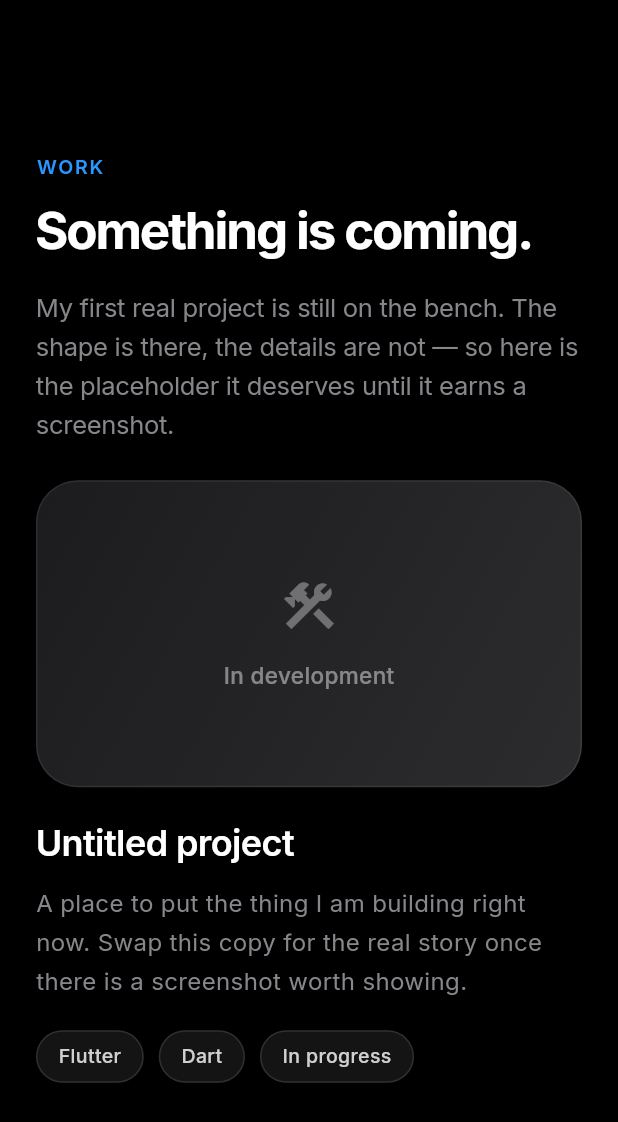
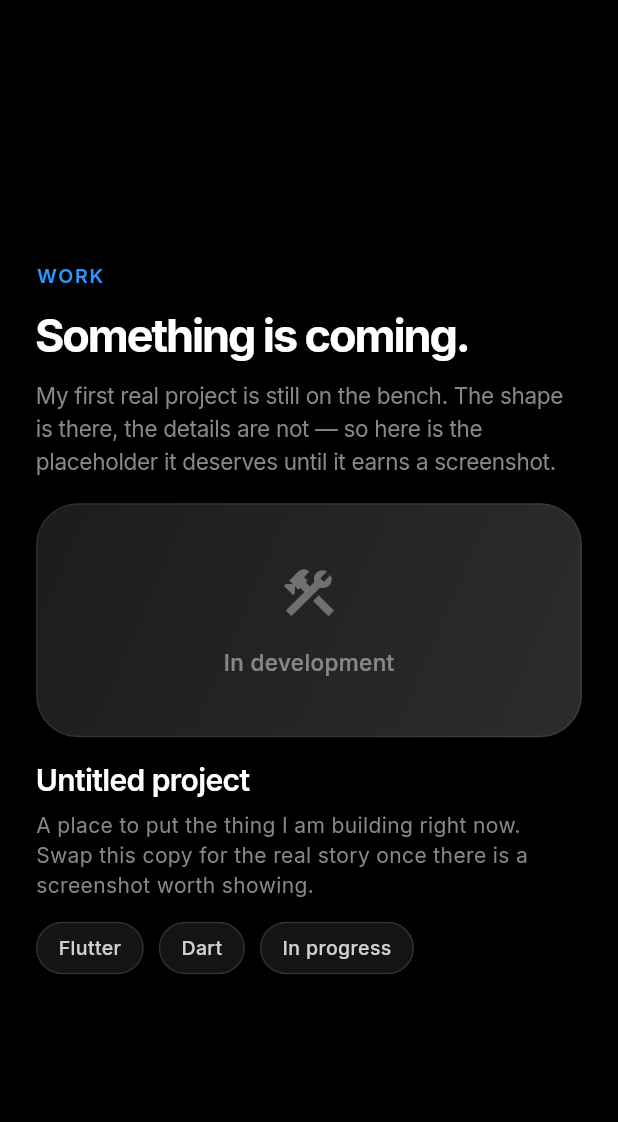
Before and after one commit to SamuelRosengarten/Portfolio, a Flutter app: the ProjectSection widget shown alone on an empty page, opened directly, on a phone screen of 412 x 824 dp. Shown: the top 1122 px of the screen. Run offline on Flutter 3.47's test engine with Material 3 defaults, Android fonts, the phone set to English and light mode, and no system bars; our stand-ins replace google_fonts, icons_plus; missing offline and left inert: fade_animation_delayed, particle_text.

Commit message:
Tighten mobile section spacing so content actually fits one screen
Measured (via headless widget tests, not just eyeballing) that Projects
and Contact's content genuinely exceeded the height available in the new
single-section mobile layout — Contact's four cards forced into one
stacked column alone pushed it ~250px past the screen. Confirmed by
rendering both to an offscreen image for review.

- Contact's card grid now goes to 2 columns much sooner (300px available
  width instead of 480), halving its stacked height on a phone.
- SectionShell's mobile vertical padding, SectionIntro's headline/subhead
  size, and Project's placeholder-box aspect ratio and copy sizing are all
  trimmed specifically for phone width, leaving desktop untouched.
- Hobbies' two halves get the same treatment but land short of a perfect
  fit — each packs a bio block plus either a tutoring card or a product
  carousel into half a phone screen, and closing the rest of the gap would
  mean cutting visible content rather than whitespace. Left with a bounded
  scroll allowance instead, encoded in the regression test rather than
  left as an unverified assumption.

```diff
--- a/portfolio/lib/pages/project_section.dart
+++ b/portfolio/lib/pages/project_section.dart
@@ -31,7 +31,7 @@ class ProjectSection extends StatelessWidget {
                 'deserves until it earns a screenshot.',
             dark: dark,
           ),
-          const SizedBox(height: 24),
+          SizedBox(height: MediaQuery.sizeOf(context).width < 600 ? 16 : 24),
           const _ProjectShowcase(),
         ],
       ),
@@ -50,12 +50,16 @@ class _ProjectShowcase extends StatelessWidget {
   @override
   Widget build(BuildContext context) {
     final palette = paletteOf(context);
+    final mobile = MediaQuery.sizeOf(context).width < 600;
     return Column(
       mainAxisSize: MainAxisSize.min,
       crossAxisAlignment: CrossAxisAlignment.start,
       children: [
         AspectRatio(
-          aspectRatio: 16 / 9,
+          // Flatter on phones: this box is pure decoration (an empty
+          // placeholder), not content, so it's the cheapest place to give
+          // height back on a screen short enough to need it.
+          aspectRatio: mobile ? 21 / 9 : 16 / 9,
           child: Container(
             width: double.infinity,
             decoration: BoxDecoration(
@@ -100,26 +104,30 @@ class _ProjectShowcase extends StatelessWidget {
             ),
           ),
         ),
-        const SizedBox(height: 20),
+        SizedBox(height: mobile ? 14 : 20),
         Text(
           'Untitled project',
           style: GoogleFonts.inter(
-            fontSize: 24,
+            fontSize: mobile ? 20 : 24,
             fontWeight: FontWeight.w600,
             letterSpacing: -0.4,
             color: palette.ink,
           ),
         ),
-        const SizedBox(height: 10),
+        SizedBox(height: mobile ? 6 : 10),
         ConstrainedBox(
           constraints: const BoxConstraints(maxWidth: 620),
           child: Text(
             'A place to put the thing I am building right now. Swap this copy '
             'for the real story once there is a screenshot worth showing.',
-            style: GoogleFonts.inter(fontSize: 16, height: 1.6, color: kGray),
+            style: GoogleFonts.inter(
+              fontSize: mobile ? 14 : 16,
+              height: mobile ? 1.4 : 1.6,
+              color: kGray,
+            ),
           ),
         ),
-        const SizedBox(height: 20),
+        SizedBox(height: mobile ? 14 : 20),
         Wrap(
           spacing: 10,
           runSpacing: 10,
--- a/portfolio/lib/widgets/section_layout.dart
+++ b/portfolio/lib/widgets/section_layout.dart
@@ -7,7 +7,7 @@ import '../theme/palette.dart';
 /// larger on desktop. `MediaQuery`'s width (not a `LayoutBuilder` constraint)
 /// is what's passed in here — see [SectionIntro.build] below.
 double _headlineSize(double width) {
-  if (width < 600) return 34;
+  if (width < 600) return 30;
   if (width < 900) return 44;
   return 56;
 }
@@ -62,7 +62,7 @@ class SectionShell extends StatelessWidget {
       color: background,
       constraints: BoxConstraints(minHeight: size.height, maxHeight: size.height),
       padding: EdgeInsets.symmetric(
-        vertical: size.width < 600 ? 80 : 120,
+        vertical: size.width < 600 ? 48 : 120,
         horizontal: 24,
       ),
       // LayoutBuilder + SingleChildScrollView is a safety net, not the
@@ -129,14 +129,14 @@ class SectionIntro extends StatelessWidget {
             color: dark ? Colors.white : kInk,
           ),
         ),
-        const SizedBox(height: 20),
+        SizedBox(height: width < 600 ? 14 : 20),
         ConstrainedBox(
           constraints: const BoxConstraints(maxWidth: 620),
           child: Text(
             subhead,
             style: GoogleFonts.inter(
-              fontSize: width < 600 ? 17 : 20,
-              height: 1.55,
+              fontSize: width < 600 ? 15 : 20,
+              height: width < 600 ? 1.45 : 1.55,
               letterSpacing: -0.2,
               color: kGray,
             ),
```
Also changed, not shown: portfolio/lib/pages/contact_section.dart (+7 -1 lines), portfolio/lib/pages/hobbies_section.dart (+24 -24 lines), 1 other file.
